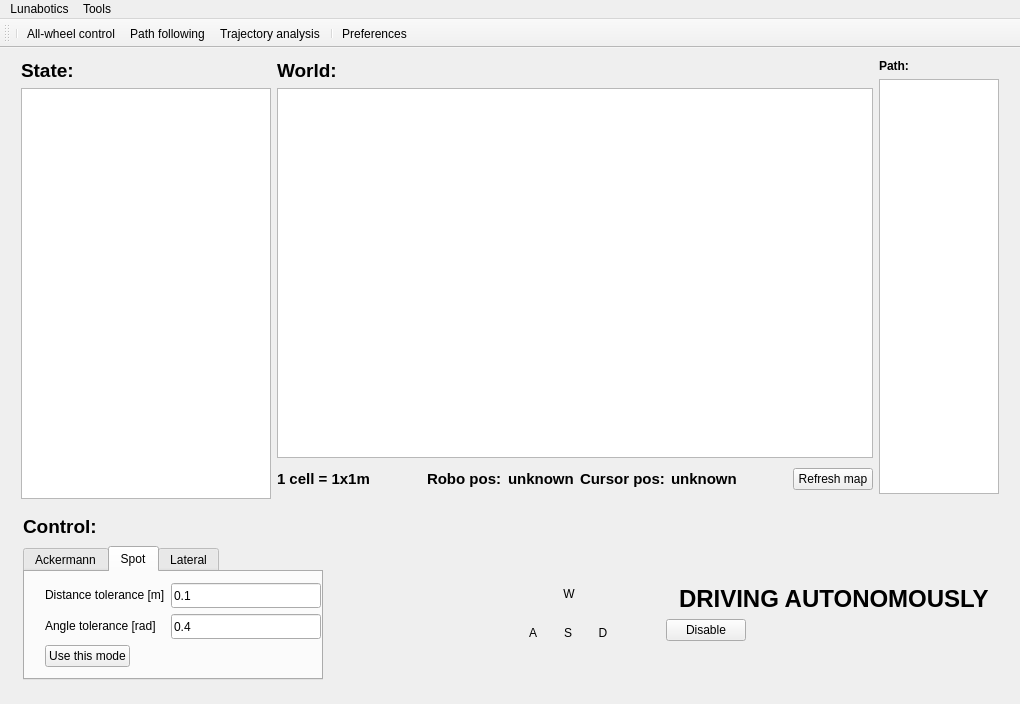
First picture: the form in mainwindow.ui, repository PhiTheta/Lunabotics_Qt, before the edit.
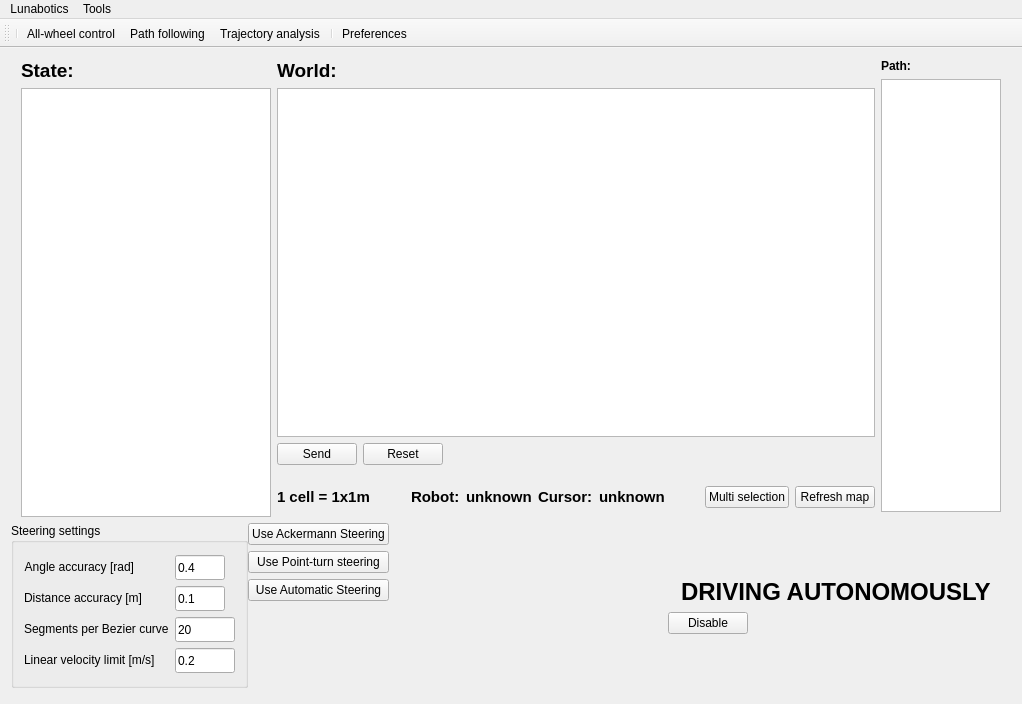
Second picture: the form after the edit. The open tabs and pages were chosen to show the change. Icons and pictures are not drawn.

```diff
--- a/mainwindow.ui
+++ b/mainwindow.ui
@@ -6,7 +6,7 @@
    <rect>
     <x>0</x>
     <y>0</y>
-    <width>1020</width>
+    <width>1022</width>
     <height>704</height>
    </rect>
   </property>
@@ -38,8 +38,8 @@
      <verstretch>0</verstretch>
     </sizepolicy>
    </property>
-   <layout class="QVBoxLayout" name="verticalLayout">
-    <item>
+   <layout class="QGridLayout" name="gridLayout">
+    <item row="0" column="0">
      <widget class="QWidget" name="upperContainerWidget" native="true">
       <property name="sizePolicy">
        <sizepolicy hsizetype="Expanding" vsizetype="Expanding">
@@ -267,6 +267,57 @@
                </property>
               </widget>
              </item>
+             <item>
+              <widget class="QWidget" name="upperRowMapWidget" native="true">
+               <layout class="QHBoxLayout" name="horizontalLayout_11">
+                <property name="margin">
+                 <number>0</number>
+                </property>
+                <item>
+                 <widget class="QWidget" name="multiWaypointsButtonWidget" native="true">
+                  <layout class="QHBoxLayout" name="horizontalLayout_2">
+                   <property name="leftMargin">
+                    <number>0</number>
+                   </property>
+                   <property name="topMargin">
+                    <number>0</number>
+                   </property>
+                   <property name="rightMargin">
+                    <number>0</number>
+                   </property>
+                   <item>
+                    <widget class="QPushButton" name="waypointsSendButton">
+                     <property name="text">
+                      <string>Send</string>
+                     </property>
+                    </widget>
+                   </item>
+                   <item>
+                    <widget class="QPushButton" name="waypointsResetButton">
+                     <property name="text">
+                      <string>Reset</string>
+                     </property>
+                    </widget>
+                   </item>
+                  </layout>
+                 </widget>
+                </item>
+                <item>
+                 <spacer name="horizontalSpacer_5">
+                  <property name="orientation">
+                   <enum>Qt::Horizontal</enum>
+                  </property>
+                  <property name="sizeHint" stdset="0">
+                   <size>
+                    <width>40</width>
+                    <height>20</height>
+                   </size>
+                  </property>
+                 </spacer>
+                </item>
+               </layout>
+              </widget>
+             </item>
              <item>
               <widget class="QWidget" name="lowerHorizontalWidget" native="true">
                <property name="sizePolicy">
@@ -312,7 +363,7 @@
                   </property>
                   <property name="sizeHint" stdset="0">
                    <size>
-                    <width>40</width>
+                    <width>0</width>
                     <height>20</height>
                    </size>
                   </property>
@@ -346,7 +397,7 @@
                       </font>
                      </property>
                      <property name="text">
-                      <string>Robo pos:</string>
+                      <string>Robot:</string>
                      </property>
                     </widget>
                    </item>
@@ -401,7 +452,7 @@
                       </font>
                      </property>
                      <property name="text">
-                      <string>Cursor pos:</string>
+                      <string>Cursor:</string>
                      </property>
                     </widget>
                    </item>
@@ -435,12 +486,19 @@
                   </property>
                   <property name="sizeHint" stdset="0">
                    <size>
-                    <width>40</width>
+                    <width>0</width>
                     <height>20</height>
                    </size>
                   </property>
                  </spacer>
                 </item>
+                <item>
+                 <widget class="QPushButton" name="multiWaypointsButton">
+                  <property name="text">
+                   <string>Multi selection</string>
+                  </property>
+                 </widget>
+                </item>
                 <item>
                  <widget class="QPushButton" name="refreshMapButton">
                   <property name="sizePolicy">
@@ -461,6 +519,7 @@
                <zorder>refreshMapButton</zorder>
                <zorder>horizontalSpacer_3</zorder>
                <zorder>horizontalSpacer_4</zorder>
+               <zorder>multiWaypointsButton</zorder>
               </widget>
              </item>
             </layout>
@@ -510,6 +569,9 @@
                  <bold>true</bold>
                 </font>
                </property>
+               <property name="styleSheet">
+                <string notr="true"/>
+               </property>
                <property name="text">
                 <string>Path:</string>
                </property>
@@ -594,60 +656,7 @@
       </layout>
      </widget>
     </item>
-    <item>
-     <widget class="QWidget" name="controlWidget" native="true">
-      <property name="sizePolicy">
-       <sizepolicy hsizetype="Expanding" vsizetype="Fixed">
-        <horstretch>0</horstretch>
-        <verstretch>0</verstretch>
-       </sizepolicy>
-      </property>
-      <property name="minimumSize">
-       <size>
-        <width>0</width>
-        <height>151</height>
-       </size>
-      </property>
-      <property name="autoFillBackground">
-       <bool>false</bool>
-      </property>
-      <layout class="QVBoxLayout" name="verticalLayout_4">
-       <property name="spacing">
-        <number>0</number>
-       </property>
-       <property name="leftMargin">
-        <number>12</number>
-       </property>
-       <property name="topMargin">
-        <number>10</number>
-       </property>
-       <property name="rightMargin">
-        <number>0</number>
-       </property>
-       <property name="bottomMargin">
-        <number>0</number>
-       </property>
-       <item>
-        <widget class="QLabel" name="controlModesTitleLabel">
-         <property name="sizePolicy">
-          <sizepolicy hsizetype="Preferred" vsizetype="Fixed">
-           <horstretch>0</horstretch>
-           <verstretch>0</verstretch>
-          </sizepolicy>
-         </property>
-         <property name="font">
-          <font>
-           <pointsize>14</pointsize>
-           <weight>75</weight>
-           <bold>true</bold>
-          </font>
-         </property>
-         <property name="text">
-          <string>Control:</string>
-         </property>
-        </widget>
-       </item>
-       <item>
+    <item row="1" column="0">
         <widget class="QWidget" name="horizontalCtrlWidget" native="true">
          <property name="sizePolicy">
           <sizepolicy hsizetype="Preferred" vsizetype="Expanding">
@@ -655,6 +664,12 @@
            <verstretch>0</verstretch>
           </sizepolicy>
          </property>
+      <property name="maximumSize">
+       <size>
+        <width>16777215</width>
+        <height>170</height>
+       </size>
+      </property>
          <layout class="QHBoxLayout" name="horizontalLayout_5">
           <property name="spacing">
            <number>0</number>
@@ -672,94 +687,69 @@
            <number>5</number>
           </property>
           <item>
-           <widget class="QTabWidget" name="controlModesTabs">
-            <property name="sizePolicy">
-             <sizepolicy hsizetype="Fixed" vsizetype="Fixed">
-              <horstretch>0</horstretch>
-              <verstretch>0</verstretch>
-             </sizepolicy>
-            </property>
-            <property name="minimumSize">
-             <size>
-              <width>300</width>
-              <height>100</height>
-             </size>
-            </property>
-            <property name="focusPolicy">
-             <enum>Qt::NoFocus</enum>
-            </property>
-            <property name="currentIndex">
-             <number>0</number>
-            </property>
-            <widget class="QWidget" name="tabAckermann">
-             <attribute name="title">
-              <string>Ackermann</string>
-             </attribute>
-             <layout class="QFormLayout" name="formLayout_2">
-              <property name="fieldGrowthPolicy">
-               <enum>QFormLayout::FieldsStayAtSizeHint</enum>
-              </property>
-              <property name="labelAlignment">
-               <set>Qt::AlignRight|Qt::AlignTrailing|Qt::AlignVCenter</set>
-              </property>
+        <widget class="QGroupBox" name="settingsGroupBox">
+         <property name="title">
+          <string>Steering settings</string>
+         </property>
+         <layout class="QFormLayout" name="formLayout">
               <property name="formAlignment">
                <set>Qt::AlignLeading|Qt::AlignLeft|Qt::AlignVCenter</set>
               </property>
               <property name="leftMargin">
-               <number>20</number>
+           <number>10</number>
               </property>
               <property name="topMargin">
-               <number>10</number>
+           <number>5</number>
               </property>
               <property name="rightMargin">
-               <number>0</number>
+           <number>10</number>
               </property>
               <property name="bottomMargin">
-               <number>10</number>
-              </property>
-              <item row="0" column="0">
-               <widget class="QLabel" name="ackermannLinearSpeedTitleLabel">
+           <number>5</number>
+          </property>
+          <item row="4" column="1">
+           <widget class="QLineEdit" name="linearSpeedEdit">
+            <property name="enabled">
+             <bool>true</bool>
+            </property>
                 <property name="sizePolicy">
-                 <sizepolicy hsizetype="Expanding" vsizetype="Preferred">
+             <sizepolicy hsizetype="Ignored" vsizetype="Minimum">
                   <horstretch>0</horstretch>
                   <verstretch>0</verstretch>
                  </sizepolicy>
                 </property>
+            <property name="minimumSize">
+             <size>
+              <width>60</width>
+              <height>25</height>
+             </size>
+            </property>
                 <property name="text">
-                 <string>Linear velocity limit [m/s]</string>
+             <string>0.2</string>
                 </property>
                </widget>
               </item>
-              <item row="1" column="0">
+          <item row="3" column="0">
                <widget class="QLabel" name="bezierSegmentsTitleLabel">
                 <property name="text">
                  <string>Segments per Bezier curve</string>
                 </property>
                </widget>
               </item>
-              <item row="0" column="1">
-               <widget class="QLineEdit" name="ackermannLinearSpeedEdit">
-                <property name="enabled">
-                 <bool>true</bool>
-                </property>
+          <item row="4" column="0">
+           <widget class="QLabel" name="linearSpeedTitleLabel">
                 <property name="sizePolicy">
-                 <sizepolicy hsizetype="Ignored" vsizetype="Minimum">
+             <sizepolicy hsizetype="Expanding" vsizetype="Preferred">
                   <horstretch>0</horstretch>
                   <verstretch>0</verstretch>
                  </sizepolicy>
                 </property>
-                <property name="minimumSize">
-                 <size>
-                  <width>60</width>
-                  <height>25</height>
-                 </size>
-                </property>
                 <property name="text">
-                 <string>0.33</string>
+             <string>Linear velocity limit [m/s]</string>
                 </property>
                </widget>
               </item>
-              <item row="1" column="1">
+          <item row="3" column="1">
                <widget class="QLineEdit" name="bezierSegmentsEdit">
                 <property name="enabled">
                  <bool>true</bool>
@@ -782,50 +772,17 @@
                </widget>
               </item>
               <item row="2" column="0">
-               <widget class="QPushButton" name="useAckermannButton">
+           <widget class="QLabel" name="distanceToleranceTitleLabel">
                 <property name="text">
-                 <string>Use this mode</string>
-                </property>
-               </widget>
-              </item>
-             </layout>
-            </widget>
-            <widget class="QWidget" name="tabSpot">
-             <attribute name="title">
-              <string>Spot</string>
-             </attribute>
-             <layout class="QFormLayout" name="formLayout_3">
-              <property name="formAlignment">
-               <set>Qt::AlignLeading|Qt::AlignLeft|Qt::AlignVCenter</set>
-              </property>
-              <property name="leftMargin">
-               <number>20</number>
-              </property>
-              <property name="topMargin">
-               <number>10</number>
-              </property>
-              <property name="rightMargin">
-               <number>0</number>
-              </property>
-              <property name="bottomMargin">
-               <number>10</number>
-              </property>
-              <item row="0" column="0">
-               <widget class="QLabel" name="spotDistanceToleranceTitleLabel">
-                <property name="text">
-                 <string>Distance tolerance [m]</string>
-                </property>
-               </widget>
-              </item>
-              <item row="1" column="0">
-               <widget class="QLabel" name="spotAngleToleranceTitleLabel">
-                <property name="text">
-                 <string>Angle tolerance [rad]</string>
-                </property>
-               </widget>
-              </item>
-              <item row="0" column="1">
-               <widget class="QLineEdit" name="spotDistanceTolerance">
+             <string>Distance accuracy [m]</string>
+            </property>
+            <property name="alignment">
+             <set>Qt::AlignRight|Qt::AlignTrailing|Qt::AlignVCenter</set>
+            </property>
+           </widget>
+          </item>
+          <item row="2" column="1">
+           <widget class="QLineEdit" name="distanceTolerance">
                 <property name="enabled">
                  <bool>true</bool>
                 </property>
@@ -837,17 +794,23 @@
                 </property>
                 <property name="minimumSize">
                  <size>
-                  <width>60</width>
+              <width>50</width>
                   <height>25</height>
                  </size>
                 </property>
+            <property name="maximumSize">
+             <size>
+              <width>50</width>
+              <height>16777215</height>
+             </size>
+            </property>
                 <property name="text">
                  <string>0.1</string>
                 </property>
                </widget>
               </item>
               <item row="1" column="1">
-               <widget class="QLineEdit" name="spotAngleTolerance">
+           <widget class="QLineEdit" name="angleTolerance">
                 <property name="enabled">
                  <bool>true</bool>
                 </property>
@@ -859,53 +822,75 @@
                 </property>
                 <property name="minimumSize">
                  <size>
-                  <width>60</width>
+              <width>50</width>
                   <height>25</height>
                  </size>
                 </property>
+            <property name="maximumSize">
+             <size>
+              <width>50</width>
+              <height>16777215</height>
+             </size>
+            </property>
                 <property name="text">
                  <string>0.4</string>
                 </property>
                </widget>
               </item>
-              <item row="2" column="0">
+          <item row="1" column="0">
+           <widget class="QLabel" name="angleToleranceTitleLabel">
+            <property name="text">
+             <string>Angle accuracy [rad]</string>
+            </property>
+            <property name="alignment">
+             <set>Qt::AlignRight|Qt::AlignTrailing|Qt::AlignVCenter</set>
+            </property>
+           </widget>
+          </item>
+         </layout>
+        </widget>
+       </item>
+       <item>
+        <widget class="QWidget" name="steeringModeWidget" native="true">
+         <layout class="QVBoxLayout" name="verticalLayout">
+          <property name="margin">
+           <number>0</number>
+          </property>
+          <item>
+           <widget class="QPushButton" name="useAckermannButton">
+            <property name="text">
+             <string>Use Ackermann Steering</string>
+            </property>
+           </widget>
+          </item>
+          <item>
                <widget class="QPushButton" name="useSpotButton">
                 <property name="text">
-                 <string>Use this mode</string>
+             <string>Use Point-turn steering</string>
                 </property>
                </widget>
               </item>
-             </layout>
-            </widget>
-            <widget class="QWidget" name="tabLateral">
-             <attribute name="title">
-              <string>Lateral</string>
-             </attribute>
-             <layout class="QFormLayout" name="formLayout_4">
-              <property name="formAlignment">
-               <set>Qt::AlignLeading|Qt::AlignLeft|Qt::AlignVCenter</set>
-              </property>
-              <property name="leftMargin">
-               <number>20</number>
-              </property>
-              <property name="topMargin">
-               <number>10</number>
-              </property>
-              <property name="rightMargin">
-               <number>0</number>
-              </property>
-              <property name="bottomMargin">
-               <number>10</number>
-              </property>
-              <item row="0" column="1">
-               <widget class="QPushButton" name="useLateralButton">
+          <item>
+           <widget class="QPushButton" name="useAutoButton">
                 <property name="text">
-                 <string>Use this mode</string>
+             <string>Use Automatic Steering</string>
                 </property>
                </widget>
               </item>
-             </layout>
-            </widget>
+          <item>
+           <spacer name="verticalSpacer_5">
+            <property name="orientation">
+             <enum>Qt::Vertical</enum>
+            </property>
+            <property name="sizeHint" stdset="0">
+             <size>
+              <width>20</width>
+              <height>10</height>
+             </size>
+            </property>
+           </spacer>
+          </item>
+         </layout>
            </widget>
           </item>
           <item>
@@ -922,7 +907,7 @@
            </spacer>
           </item>
           <item>
-           <widget class="QWidget" name="widget" native="true">
+        <widget class="QWidget" name="joystickWidget" native="true">
             <property name="minimumSize">
              <size>
               <width>150</width>
@@ -1086,181 +1071,6 @@
             </widget>
            </widget>
           </item>
-          <item>
-           <widget class="QWidget" name="ctrlButtonsWidget" native="true">
-            <property name="sizePolicy">
-             <sizepolicy hsizetype="Fixed" vsizetype="Fixed">
-              <horstretch>0</horstretch>
-              <verstretch>0</verstretch>
-             </sizepolicy>
-            </property>
-            <property name="minimumSize">
-             <size>
-              <width>111</width>
-              <height>71</height>
-             </size>
-            </property>
-            <layout class="QVBoxLayout" name="verticalLayout_3">
-             <property name="margin">
-              <number>0</number>
-             </property>
-             <item>
-              <widget class="QWidget" name="upperBtnsWidget" native="true">
-               <layout class="QHBoxLayout" name="horizontalLayout_4">
-                <property name="margin">
-                 <number>0</number>
-                </property>
-                <item>
-                 <widget class="QLabel" name="driveForwardLabel">
-                  <property name="sizePolicy">
-                   <sizepolicy hsizetype="Fixed" vsizetype="Fixed">
-                    <horstretch>0</horstretch>
-                    <verstretch>0</verstretch>
-                   </sizepolicy>
-                  </property>
-                  <property name="minimumSize">
-                   <size>
-                    <width>20</width>
-                    <height>20</height>
-                   </size>
-                  </property>
-                  <property name="focusPolicy">
-                   <enum>Qt::TabFocus</enum>
-                  </property>
-                  <property name="layoutDirection">
-                   <enum>Qt::LeftToRight</enum>
-                  </property>
-                  <property name="autoFillBackground">
-                   <bool>false</bool>
-                  </property>
-                  <property name="text">
-                   <string>W</string>
-                  </property>
-                  <property name="alignment">
-                   <set>Qt::AlignCenter</set>
-                  </property>
-                 </widget>
-                </item>
-               </layout>
-              </widget>
-             </item>
-             <item>
-              <widget class="QWidget" name="lowerBtnsWidget" native="true">
-               <property name="sizePolicy">
-                <sizepolicy hsizetype="Preferred" vsizetype="Fixed">
-                 <horstretch>0</horstretch>
-                 <verstretch>0</verstretch>
-                </sizepolicy>
-               </property>
-               <property name="minimumSize">
-                <size>
-                 <width>0</width>
-                 <height>30</height>
-                </size>
-               </property>
-               <layout class="QHBoxLayout" name="horizontalLayout_3">
-                <property name="margin">
-                 <number>0</number>
-                </property>
-                <item>
-                 <widget class="QLabel" name="driveLeftLabel">
-                  <property name="sizePolicy">
-                   <sizepolicy hsizetype="Fixed" vsizetype="Fixed">
-                    <horstretch>0</horstretch>
-                    <verstretch>0</verstretch>
-                   </sizepolicy>
-                  </property>
-                  <property name="minimumSize">
-                   <size>
-                    <width>20</width>
-                    <height>20</height>
-                   </size>
-                  </property>
-                  <property name="focusPolicy">
-                   <enum>Qt::TabFocus</enum>
-                  </property>
-                  <property name="layoutDirection">
-                   <enum>Qt::LeftToRight</enum>
-                  </property>
-                  <property name="autoFillBackground">
-                   <bool>false</bool>
-                  </property>
-                  <property name="text">
-                   <string>A</string>
-                  </property>
-                  <property name="alignment">
-                   <set>Qt::AlignCenter</set>
-                  </property>
-                 </widget>
-                </item>
-                <item>
-                 <widget class="QLabel" name="driveBackLabel">
-                  <property name="sizePolicy">
-                   <sizepolicy hsizetype="Fixed" vsizetype="Fixed">
-                    <horstretch>0</horstretch>
-                    <verstretch>0</verstretch>
-                   </sizepolicy>
-                  </property>
-                  <property name="minimumSize">
-                   <size>
-                    <width>20</width>
-                    <height>20</height>
-                   </size>
-                  </property>
-                  <property name="focusPolicy">
-                   <enum>Qt::TabFocus</enum>
-                  </property>
-                  <property name="layoutDirection">
-                   <enum>Qt::LeftToRight</enum>
-                  </property>
-                  <property name="autoFillBackground">
-                   <bool>false</bool>
-                  </property>
-                  <property name="text">
-                   <string>S</string>
-                  </property>
-                  <property name="alignment">
-                   <set>Qt::AlignCenter</set>
-                  </property>
-                 </widget>
-                </item>
-                <item>
-                 <widget class="QLabel" name="driveRightLabel">
-                  <property name="sizePolicy">
-                   <sizepolicy hsizetype="Fixed" vsizetype="Fixed">
-                    <horstretch>0</horstretch>
-                    <verstretch>0</verstretch>
-                   </sizepolicy>
-                  </property>
-                  <property name="minimumSize">
-                   <size>
-                    <width>20</width>
-                    <height>20</height>
-                   </size>
-                  </property>
-                  <property name="focusPolicy">
-                   <enum>Qt::TabFocus</enum>
-                  </property>
-                  <property name="layoutDirection">
-                   <enum>Qt::LeftToRight</enum>
-                  </property>
-                  <property name="autoFillBackground">
-                   <bool>false</bool>
-                  </property>
-                  <property name="text">
-                   <string>D</string>
-                  </property>
-                  <property name="alignment">
-                   <set>Qt::AlignCenter</set>
-                  </property>
-                 </widget>
-                </item>
-               </layout>
-              </widget>
-             </item>
-            </layout>
-           </widget>
-          </item>
           <item>
            <spacer name="horizontalSpacer">
             <property name="orientation">
@@ -1381,15 +1191,12 @@
        </item>
       </layout>
      </widget>
-    </item>
-   </layout>
-  </widget>
   <widget class="QMenuBar" name="menuBar">
    <property name="geometry">
     <rect>
      <x>0</x>
      <y>0</y>
-     <width>1020</width>
+     <width>1022</width>
      <height>22</height>
     </rect>
    </property>
```
Lines whose indentation alone changed are shown as unchanged.
